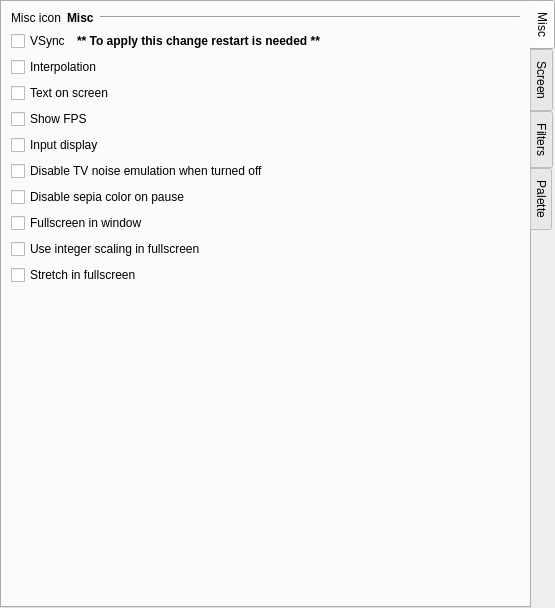
Above: src/gui/designer/wdgSettingsVideo.ui from punesemu/puNES before the change. Below: the same form after it.
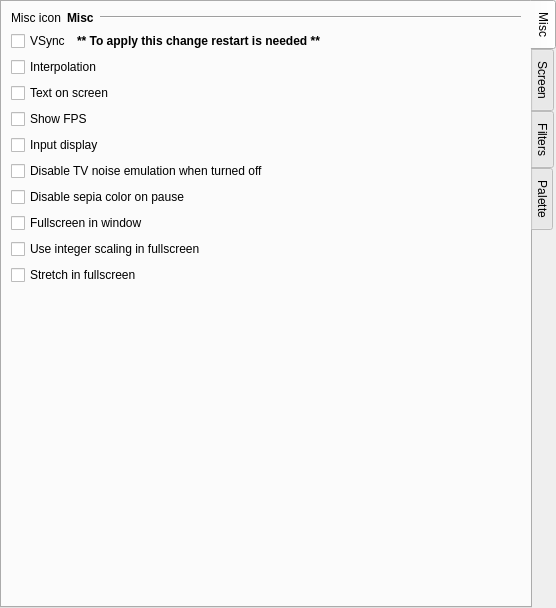
That is the form after the change. Icons and pictures are not drawn. Custom widgets are drawn as their Qt base class.

Commit message: Rearrange input settings.

```diff
--- a/src/gui/designer/wdgSettingsVideo.ui
+++ b/src/gui/designer/wdgSettingsVideo.ui
@@ -6,7 +6,7 @@
    <rect>
     <x>0</x>
     <y>0</y>
-    <width>555</width>
+    <width>556</width>
     <height>608</height>
    </rect>
   </property>
@@ -30,18 +30,10 @@
     <number>0</number>
    </property>
    <item>
-    <layout class="QGridLayout" name="gridLayout_Video">
-     <item row="1" column="0" colspan="2">
       <widget class="QTabWidget" name="tabWidget_Video">
        <property name="tabPosition">
         <enum>QTabWidget::East</enum>
        </property>
-       <property name="tabShape">
-        <enum>QTabWidget::Rounded</enum>
-       </property>
-       <property name="currentIndex">
-        <number>0</number>
-       </property>
        <widget class="QWidget" name="tab_Video_Misc">
         <attribute name="icon">
          <iconset resource="resources.qrc">
@@ -1633,8 +1625,6 @@
       </widget>
      </item>
     </layout>
-   </item>
-  </layout>
  </widget>
  <customwidgets>
   <customwidget>
```
Left out of the diff: 58 changed lines with no effect on the pictures. Lines whose indentation alone changed are shown as unchanged. The commit also changes 6 other files.
